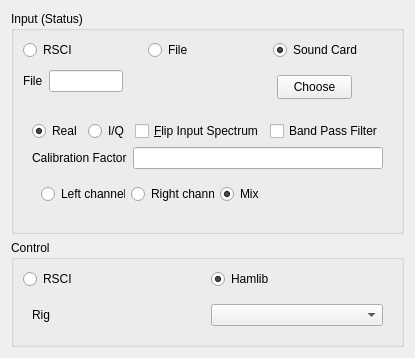
Before: the Qt Designer form dream/src/GUI-QT/receiverinputwidget.ui in mmjee/dream-patched, drawn with Qt 5.
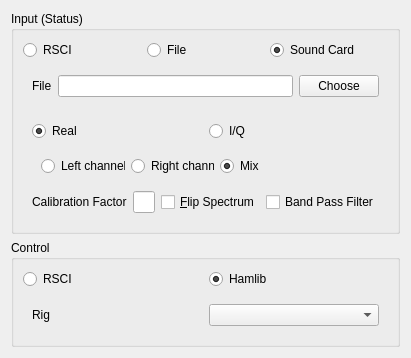
After: the same form once the commit is applied. The open tabs and pages were chosen to show the change.

The edit to the form file:
```diff
--- a/dream/src/GUI-QT/receiverinputwidget.ui
+++ b/dream/src/GUI-QT/receiverinputwidget.ui
@@ -75,41 +75,29 @@
          </layout>
         </widget>
         <widget class="QWidget" name="pageFile">
-         <widget class="QPushButton" name="pushButtonChooseFile">
-          <property name="geometry">
-           <rect>
-            <x>254</x>
-            <y>9</y>
-            <width>75</width>
-            <height>24</height>
-           </rect>
-          </property>
-          <property name="text">
-           <string>Choose</string>
-          </property>
-         </widget>
-         <widget class="QWidget" name="layoutWidget">
-          <property name="geometry">
-           <rect>
-            <x>0</x>
-            <y>0</y>
-            <width>100</width>
-            <height>30</height>
-           </rect>
-          </property>
-          <layout class="QHBoxLayout" name="horizontalLayout_3">
-           <item>
-            <widget class="QLabel" name="label_5">
-             <property name="text">
-              <string>File</string>
-             </property>
-            </widget>
-           </item>
-           <item>
-            <widget class="QLineEdit" name="lineEditFile"/>
-           </item>
-          </layout>
-         </widget>
+         <layout class="QGridLayout" name="gridLayout_10">
+          <item row="0" column="0">
+           <layout class="QHBoxLayout" name="horizontalLayout_3">
+            <item>
+             <widget class="QLabel" name="label_5">
+              <property name="text">
+               <string>File</string>
+              </property>
+             </widget>
+            </item>
+            <item>
+             <widget class="QLineEdit" name="lineEditFile"/>
+            </item>
+            <item>
+             <widget class="QPushButton" name="pushButtonChooseFile">
+              <property name="text">
+               <string>Choose</string>
+              </property>
+             </widget>
+            </item>
+           </layout>
+          </item>
+         </layout>
         </widget>
         <widget class="QWidget" name="pageRSCIStatus"/>
        </widget>
@@ -142,38 +130,7 @@
                 </property>
                </widget>
               </item>
-              <item>
-               <widget class="QCheckBox" name="CheckBoxFlipSpec">
-                <property name="text">
-                 <string>&amp;Flip Input Spectrum</string>
-                </property>
-               </widget>
-              </item>
              </layout>
-            </item>
-            <item>
-             <widget class="QCheckBox" name="checkBoxBPF">
-              <property name="text">
-               <string>Band Pass Filter</string>
-              </property>
-             </widget>
-            </item>
-           </layout>
-          </item>
-          <item row="1" column="0">
-           <layout class="QHBoxLayout" name="horizontalLayout_2">
-            <item>
-             <widget class="QLabel" name="label_8">
-              <property name="text">
-               <string>Calibration Factor</string>
-              </property>
-              <property name="buddy">
-               <cstring>lineEditCalFactor</cstring>
-              </property>
-             </widget>
-            </item>
-            <item>
-             <widget class="QLineEdit" name="lineEditCalFactor"/>
             </item>
            </layout>
           </item>
@@ -250,6 +207,44 @@
             </widget>
            </widget>
           </item>
+          <item row="3" column="0">
+           <layout class="QHBoxLayout" name="horizontalLayout_2">
+            <item>
+             <widget class="QLabel" name="label_8">
+              <property name="text">
+               <string>Calibration Factor</string>
+              </property>
+              <property name="buddy">
+               <cstring>lineEditCalFactor</cstring>
+              </property>
+             </widget>
+            </item>
+            <item>
+             <widget class="QLineEdit" name="lineEditCalFactor">
+              <property name="maximumSize">
+               <size>
+                <width>50</width>
+                <height>16777215</height>
+               </size>
+              </property>
+             </widget>
+            </item>
+            <item>
+             <widget class="QCheckBox" name="CheckBoxFlipSpec">
+              <property name="text">
+               <string>&amp;Flip Spectrum</string>
+              </property>
+             </widget>
+            </item>
+            <item>
+             <widget class="QCheckBox" name="checkBoxBPF">
+              <property name="text">
+               <string>Band Pass Filter</string>
+              </property>
+             </widget>
+            </item>
+           </layout>
+          </item>
          </layout>
         </widget>
         <widget class="QWidget" name="pageNet">
```
Left out of the diff: 2 changed lines with no effect on the pictures.
